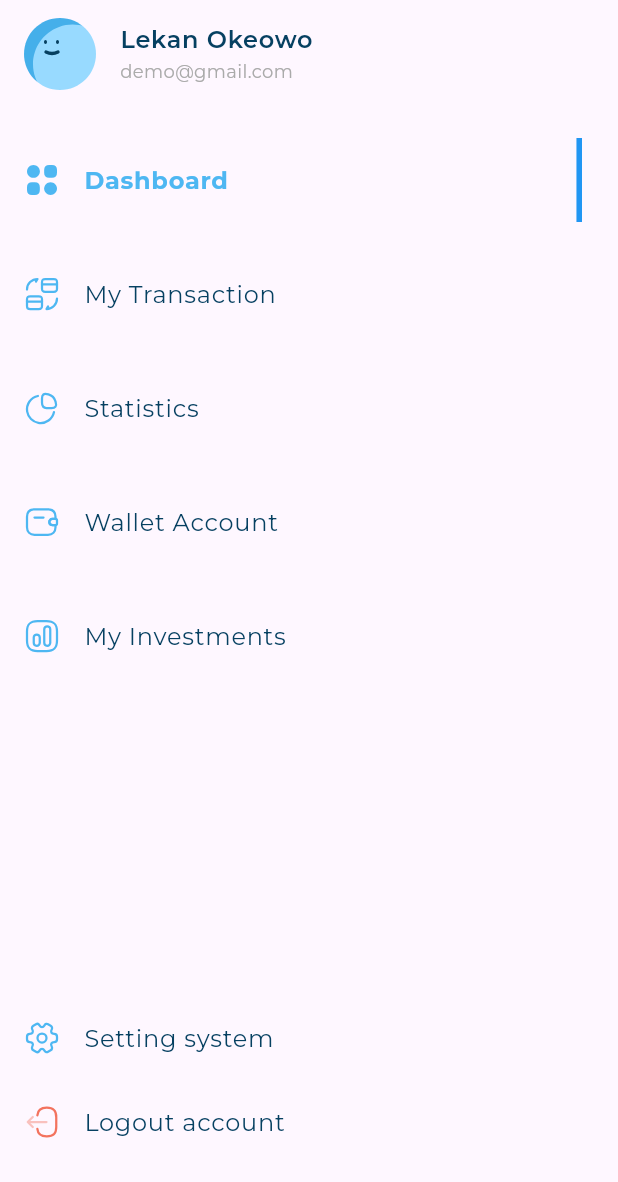
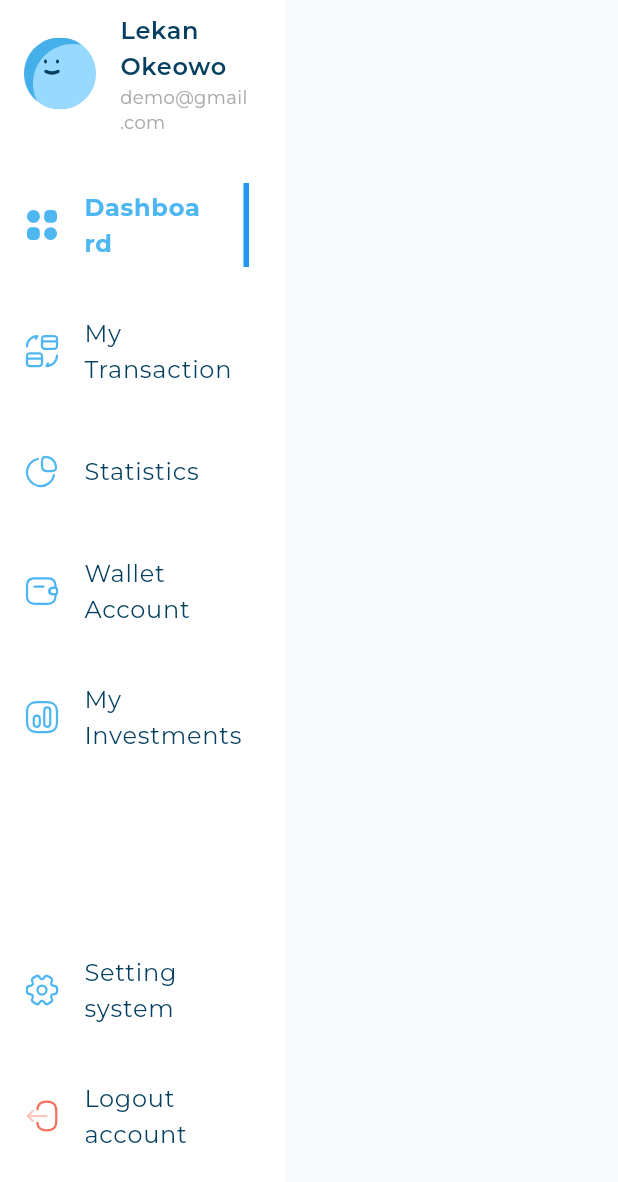
Before and after one commit to AhmedNasser24/Responsive_DashBoard, a Flutter app: the screen it shows after launch, on a phone screen of 412 x 824 dp. Shown: the top 1182 px of the screen. Run offline on Flutter 3.47's test engine with Material 3 defaults, Android fonts, the phone set to English and light mode, and no system bars; our stand-ins replace flutter_svg, gap; project files that could hold a hidden picture were left out.

Commit message:
some refactor on custom drawer and finish it

```diff
--- /dev/null
+++ b/lib/features/presentation/views/widgets/custom_drawer.dart
@@ -0,0 +1,45 @@
+import 'package:flutter/material.dart';
+import 'package:gap/gap.dart';
+import 'package:responsive_dashboard/constants.dart';
+import 'package:responsive_dashboard/core/utils/app_images.dart';
+import 'package:responsive_dashboard/features/data/models/user_info_model.dart';
+import 'package:responsive_dashboard/features/presentation/views/widgets/list_of_drawer_item.dart';
+import 'package:responsive_dashboard/features/presentation/views/widgets/setting_and_logout_drawer_item.dart';
+import 'package:responsive_dashboard/features/presentation/views/widgets/user_info.dart';
+
+class CustomDrawer extends StatelessWidget {
+  const CustomDrawer({
+    super.key,
+  });
+
+  static const UserInfoModel userInfoItem = UserInfoModel(
+    title: 'Lekan Okeowo',
+    subtitle: 'demo@gmail.com',
+    image: Assets.imagesAvatar1,
+  );
+  @override
+  Widget build(BuildContext context) {
+    return Container(
+      color: kWhiteColor,
+      child: const CustomScrollView(
+        slivers: [
+          SliverToBoxAdapter(child: UserInfo(userInfoModel: userInfoItem)),
+          SliverListOfDrawerItems(),
+          SliverFillRemaining(
+            hasScrollBody: false, // Set to false to prevent double scroll
+            child: Column(
+              crossAxisAlignment: CrossAxisAlignment.start,
+              children: [
+                Expanded(child: SizedBox()), // Expands to fill available space
+                SettingAndLogoutDrawerItem(),
+
+                Gap(48),
+                // Add more widgets if needed
+              ],
+            ),
+          ),
+        ],
+      ),
+    );
+  }
+}
--- a/lib/features/presentation/views/widgets/home_view_body.dart
+++ b/lib/features/presentation/views/widgets/home_view_body.dart
@@ -1,46 +1,19 @@
-
 import 'package:flutter/material.dart';
 import 'package:gap/gap.dart';
-import 'package:responsive_dashboard/core/utils/app_images.dart';
-import 'package:responsive_dashboard/features/data/models/drawer_item_model.dart';
-import 'package:responsive_dashboard/features/data/models/user_info_model.dart';
-import 'package:responsive_dashboard/features/presentation/views/widgets/active_and_inactive_drawer_item.dart';
-import 'package:responsive_dashboard/features/presentation/views/widgets/list_of_drawer_item.dart';
-import 'package:responsive_dashboard/features/presentation/views/widgets/user_info.dart';
+import 'package:responsive_dashboard/features/presentation/views/widgets/custom_drawer.dart';
 
 class HomeViewBody extends StatelessWidget {
   const HomeViewBody({super.key});
-  static const UserInfoModel userInfoItem = UserInfoModel(
-    title: 'Lekan Okeowo',
-    subtitle: 'demo@gmail.com',
-    image: Assets.imagesAvatar1,
-  );
+
   @override
   Widget build(BuildContext context) {
-    return const CustomScrollView(
-      slivers: [
-        SliverToBoxAdapter(child: UserInfo(userInfoModel: userInfoItem)),
-        SliverListOfDrawerItems(),
-        SliverFillRemaining(
-          hasScrollBody: false, // Set to false to prevent double scroll
-          child: Column(
-            crossAxisAlignment: CrossAxisAlignment.start,
-            children: [
-              Expanded(child: SizedBox()), // Expands to fill available space
-              InActiveDrawerItem(
-                item: DrawerItemModel(
-                    image: Assets.imagesSetting, title: 'Setting system'),
-              ),
-              InActiveDrawerItem(
-                item: DrawerItemModel(
-                    image: Assets.imagesLogout, title: 'Logout account'),
-              ),
+    return const Row(
+      children: [
+        Expanded(child: CustomDrawer()),
+        Gap(32),
+        Expanded(child: Column(children: [
 
-              Gap(48),
-              // Add more widgets if needed
-            ],
-          ),
-        ),
+        ],),)
       ],
     );
   }
--- /dev/null
+++ b/lib/features/presentation/views/widgets/setting_and_logout_drawer_item.dart
@@ -0,0 +1,33 @@
+import 'package:flutter/material.dart';
+import 'package:responsive_dashboard/core/utils/app_images.dart';
+import 'package:responsive_dashboard/features/data/models/drawer_item_model.dart';
+import 'package:responsive_dashboard/features/presentation/views/widgets/active_and_inactive_drawer_item.dart';
+
+class SettingAndLogoutDrawerItem extends StatelessWidget {
+  const SettingAndLogoutDrawerItem({
+    super.key,
+  });
+
+  @override
+  Widget build(BuildContext context) {
+    return const Column(
+      mainAxisSize: MainAxisSize.min,
+      children: [
+        Padding(
+          padding: EdgeInsets.only(top: 20),
+          child: InActiveDrawerItem(
+            item: DrawerItemModel(
+                image: Assets.imagesSetting, title: 'Setting system'),
+          ),
+        ),
+        Padding(
+          padding: EdgeInsets.only(top: 20),
+          child: InActiveDrawerItem(
+            item: DrawerItemModel(
+                image: Assets.imagesLogout, title: 'Logout account'),
+          ),
+        ),
+      ],
+    );
+  }
+}
--- a/lib/main.dart
+++ b/lib/main.dart
@@ -9,9 +9,12 @@ class ResponsiveDashBoard extends StatelessWidget {
 
   @override
   Widget build(BuildContext context) {
-    return const MaterialApp(
+    return  MaterialApp(
       debugShowCheckedModeBanner: false,
-       home: HomeView(),
+      theme: ThemeData(
+        scaffoldBackgroundColor: const Color(0xFFF7F9FA) ,
+      ),
+       home: const HomeView(),
     );
   }
 }
```
Also changed, not shown: lib/features/presentation/views/widgets/all_expenses.dart (added).
